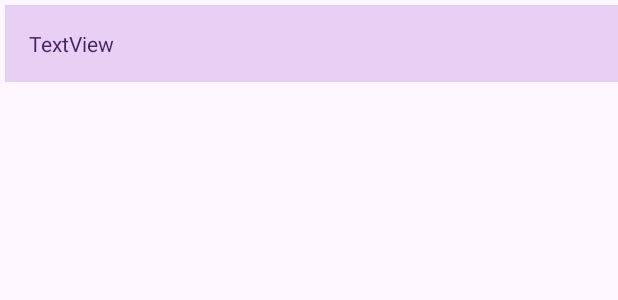
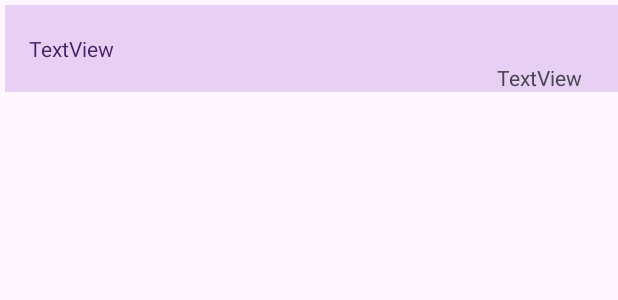
Before and after one commit to VladaZh/Notes, an Android app: the layout rc_item.xml on its own in the app's theme, with its tools: preview values and no code run, on a phone screen of 412 x 824 dp. Shown: the top 300 px of the screen. Run offline under Robolectric (Android 15) with nearby library versions, the phone set to English and light mode, and no system bars.

```diff
--- a/app/src/main/java/com/example/notes/db/ListItem.kt
+++ b/app/src/main/java/com/example/notes/db/ListItem.kt
@@ -5,5 +5,6 @@ class ListItem {
     var desc = "empty"
     var uri = "empty"
     var id = 0
+    var time = ""
 
 }
--- a/app/src/main/java/com/example/notes/db/MyAdapter.kt
+++ b/app/src/main/java/com/example/notes/db/MyAdapter.kt
@@ -16,10 +16,12 @@ class MyAdapter (listMain : ArrayList<ListItem>, contextM: Context): RecyclerVie
 
     class MyHolder(itemView: View, contextV: Context) : RecyclerView.ViewHolder(itemView) {
         val tvTitle = itemView.findViewById<TextView>(R.id.tvTitle)
+        val tvTime = itemView.findViewById<TextView>(R.id.tvTime)
         val context = contextV
 
         fun setData(item:ListItem){
             tvTitle.text = item.title
+            tvTime.text = item.time
             itemView.setOnClickListener{
                 val intent = Intent(context, EditActivity::class.java).apply {
                     putExtra(MyIntentConstants.I_TITLE_KEY, item.title)
--- a/app/src/main/java/com/example/notes/db/MyDbNameClass.kt
+++ b/app/src/main/java/com/example/notes/db/MyDbNameClass.kt
@@ -7,6 +7,7 @@ object MyDbNameClass : BaseColumns{
     const val COLUMN_NAME_TITLE = "title"
     const val COLUMN_NAME_CONTENT = "content"
     const val COLUMN_NAME_IMAGE_URI = "uri"
+    const val COLUMN_NAME_TIME = "time"
 
     const val DATABASE_VERSION = 1
     const val DATABASE_NAME = "notes.db"
@@ -14,6 +15,6 @@ object MyDbNameClass : BaseColumns{
     const val CREATE_TABLE = "CREATE TABLE IF NOT EXISTS $TABLE_NAME (" +
             "${BaseColumns._ID} INTEGER PRIMARY KEY, " +
             "$COLUMN_NAME_TITLE TEXT, " + "$COLUMN_NAME_CONTENT TEXT," +
-            " $COLUMN_NAME_IMAGE_URI TEXT)"
+            " $COLUMN_NAME_IMAGE_URI TEXT, $COLUMN_NAME_TIME TEXT)"
     const val  SQL_DELETE_TABLE = "DROP TABLE IF EXISTS $TABLE_NAME"
 }
--- a/app/src/main/res/layout/rc_item.xml
+++ b/app/src/main/res/layout/rc_item.xml
@@ -23,4 +23,14 @@
         app:layout_constraintHorizontal_bias="0.0"
         app:layout_constraintStart_toStartOf="parent"
         app:layout_constraintTop_toTopOf="parent" />
+
+    <TextView
+        android:id="@+id/tvTime"
+        android:layout_width="wrap_content"
+        android:layout_height="wrap_content"
+        android:layout_marginEnd="24dp"
+        android:text="TextView"
+        android:textSize="14sp"
+        app:layout_constraintEnd_toEndOf="parent"
+        app:layout_constraintTop_toBottomOf="@+id/tvTitle" />
 </androidx.constraintlayout.widget.ConstraintLayout>
```
Also changed, not shown: app/src/main/java/com/example/notes/EditActivity.kt (+12 -2 lines), app/src/main/java/com/example/notes/MainActivity.kt (+4 -6 lines), app/src/main/java/com/example/notes/db/MyDbManager.kt (+8 -4 lines).
